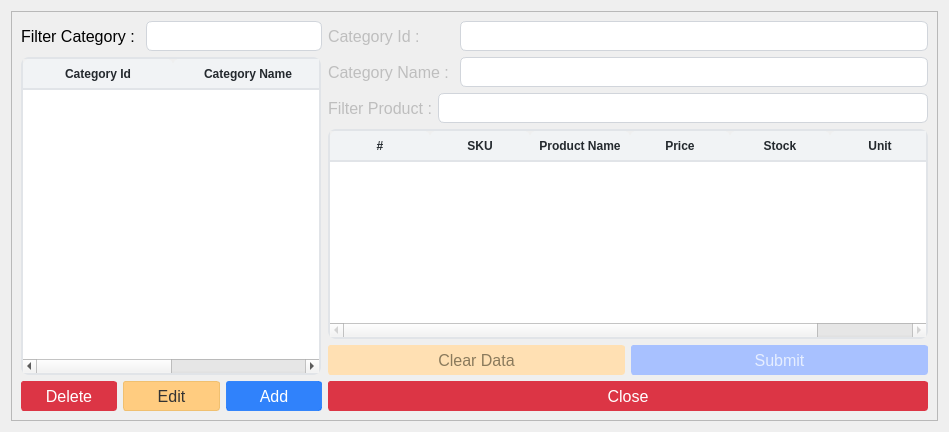
Above: ui/categories.ui from michael-halim/pos before the change. Below: the same form after it.
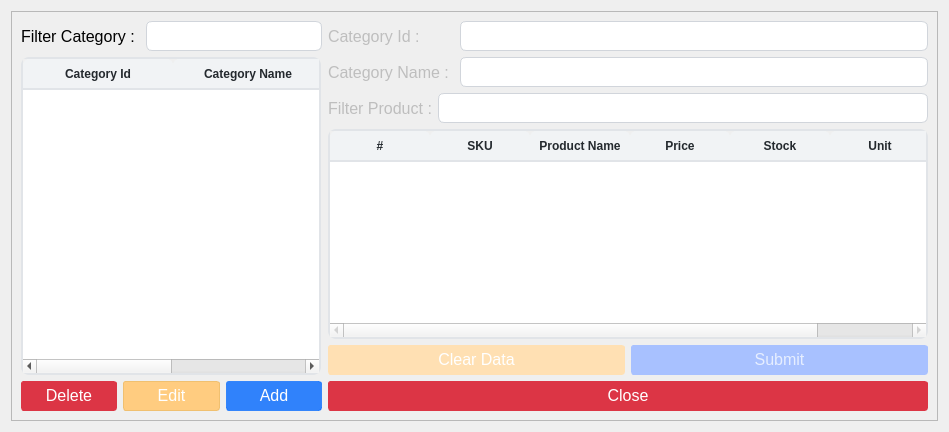
That is the form after the change. Icons and pictures are not drawn.

Commit message: Patch#37: Added Logs - Added Logs for Products - Added Logs for Suppliers - Added Logs for Categories - Added Logs for Transactions - Added Logs for Users - Added or Update Icon Size

What changed in the file:
```diff
--- a/ui/categories.ui
+++ b/ui/categories.ui
@@ -42,6 +42,7 @@
     border-radius: 3px;
     margin: 0.25rem;
 	opacity: 0.55;
+	padding-bottom: 2px;
 
 }</string>
   </property>
@@ -267,8 +268,8 @@
               </property>
               <property name="iconSize">
                <size>
-                <width>18</width>
-                <height>18</height>
+                <width>14</width>
+                <height>14</height>
                </size>
               </property>
              </widget>
@@ -288,7 +289,7 @@
               </property>
               <property name="styleSheet">
                <string notr="true">QPushButton{
-    color: #333;
+    color: #fff;
     background-color: #ffcc80; /* Softer yellow/orange */
     border-color: #f0c070;
 }
@@ -299,7 +300,7 @@
 QPushButton:disabled {
     background-color: #ffe0b3;
     border-color: #ffe0b3;
-    color: #8a7a5c;
+    color: #fff;
 }</string>
               </property>
               <property name="text">
@@ -311,8 +312,8 @@
               </property>
               <property name="iconSize">
                <size>
-                <width>18</width>
-                <height>18</height>
+                <width>14</width>
+                <height>14</height>
                </size>
               </property>
              </widget>
@@ -356,8 +357,8 @@
               </property>
               <property name="iconSize">
                <size>
-                <width>18</width>
-                <height>18</height>
+                <width>14</width>
+                <height>14</height>
                </size>
               </property>
              </widget>
@@ -685,7 +686,7 @@
               </property>
               <property name="styleSheet">
                <string notr="true">QPushButton{
-    color: #333;
+    color: #fff;
     background-color: #ffcc80; /* Softer yellow/orange */
     border-color: #f0c070;
 }
@@ -696,7 +697,7 @@
 QPushButton:disabled {
     background-color: #ffe0b3;
     border-color: #ffe0b3;
-    color: #8a7a5c;
+    color: #fff;
 }</string>
               </property>
               <property name="text">
@@ -756,8 +757,8 @@
               </property>
               <property name="iconSize">
                <size>
-                <width>18</width>
-                <height>18</height>
+                <width>14</width>
+                <height>14</height>
                </size>
               </property>
              </widget>
@@ -797,8 +798,8 @@
             </property>
             <property name="iconSize">
              <size>
-              <width>14</width>
-              <height>14</height>
+              <width>12</width>
+              <height>12</height>
              </size>
             </property>
            </widget>
```
The commit also changes 32 other files.
